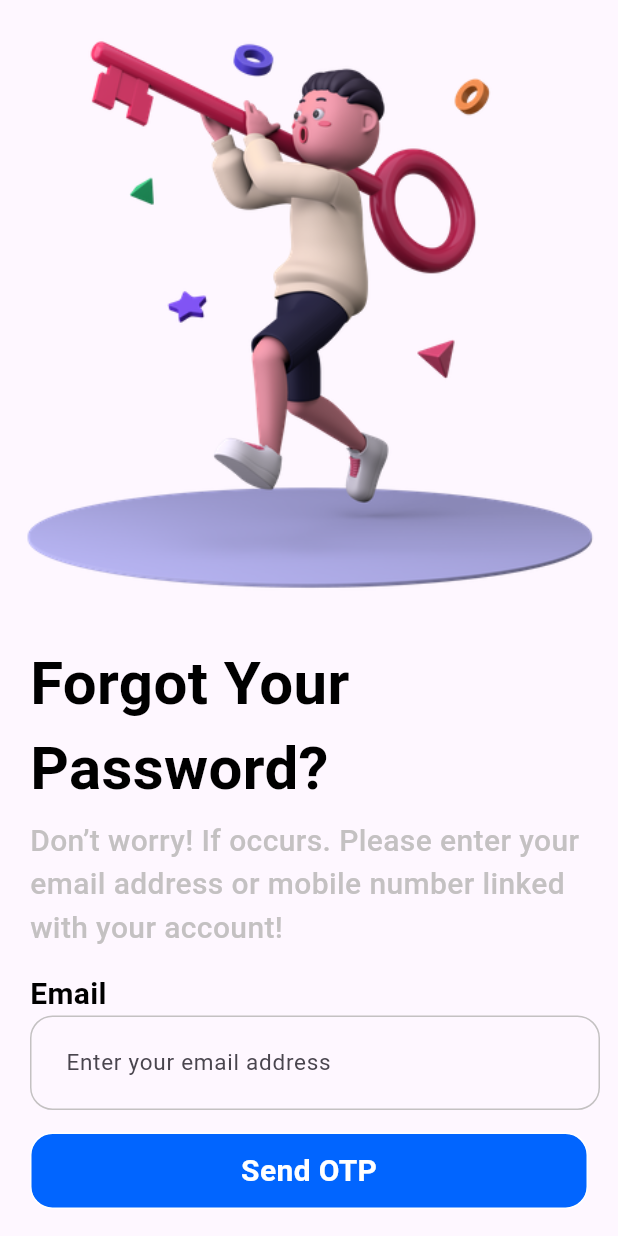
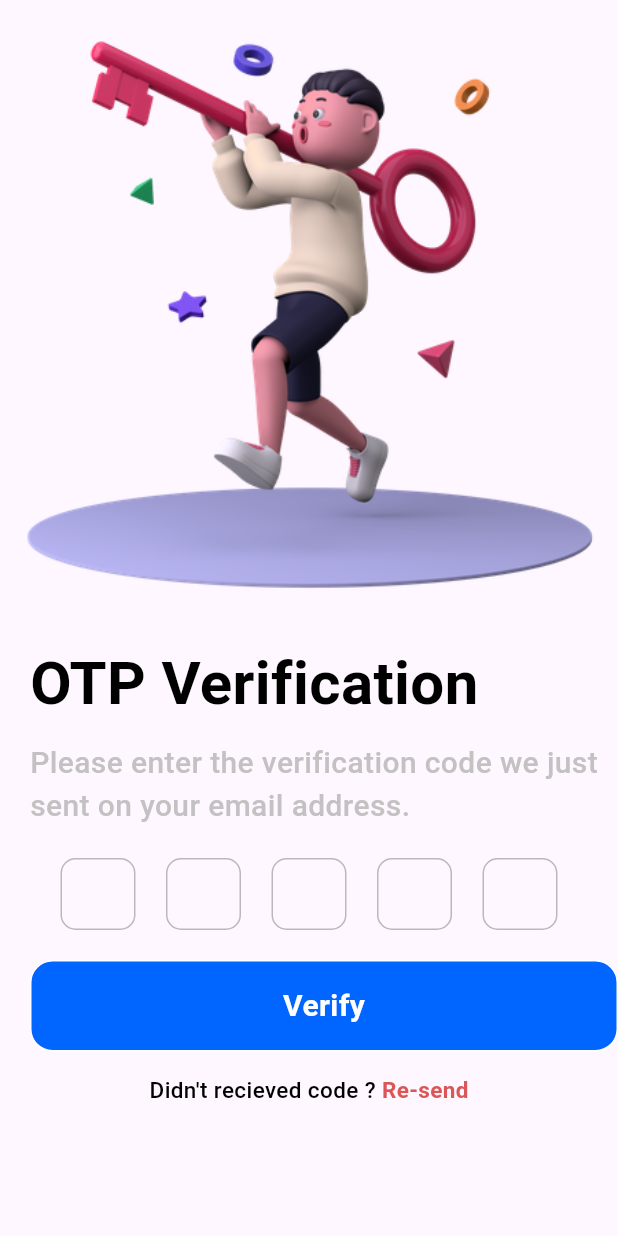
Before and after one commit to phananhvu16112002/Attendance_System_Flutter_NodeJS, a Flutter app: the screen it shows after launch, on a phone screen of 412 x 824 dp. Run offline on Flutter 3.47's test engine with Material 3 defaults, Android fonts, the phone set to English and light mode, and no system bars; drawn by our look-alikes of otp_text_field.

Commit message:
OTP Page

```diff
--- a/lib/Pages/ForgotPassword/screens/ForgotPassword.dart
+++ b/lib/Pages/ForgotPassword/screens/ForgotPassword.dart
@@ -1,8 +1,4 @@
 import 'package:attendance_system_nodejs/Pages/ForgotPassword/components/Body_Forgot_Password.dart';
-import 'package:attendance_system_nodejs/common/bases/CustomButton.dart';
-import 'package:attendance_system_nodejs/common/bases/CustomText.dart';
-import 'package:attendance_system_nodejs/common/bases/CustomTextField.dart';
-import 'package:attendance_system_nodejs/common/colors/colors.dart';
 import 'package:flutter/material.dart';
 
 class ForgotPassword extends StatefulWidget {
--- /dev/null
+++ b/lib/Pages/OTP/components/OTPBoxInput.dart
@@ -0,0 +1,27 @@
+import 'package:flutter/material.dart';
+import 'package:otp_text_field/otp_field.dart';
+import 'package:otp_text_field/style.dart';
+
+class OTPBoxInput extends StatelessWidget {
+  const OTPBoxInput({
+    super.key,
+    required this.otpController,
+  });
+
+  final OtpFieldController otpController;
+
+  @override
+  Widget build(BuildContext context) {
+    return OTPTextField(
+      controller: otpController,
+      textFieldAlignment: MainAxisAlignment.spaceEvenly,
+      length: 5,
+      width: MediaQuery.of(context).size.width,
+      outlineBorderRadius: 10,
+      fieldWidth: 50,
+      style: TextStyle(fontSize: 15, fontWeight: FontWeight.w500),
+      fieldStyle: FieldStyle.box,
+      onChanged: (pin) {},
+    );
+  }
+}
--- /dev/null
+++ b/lib/Pages/OTP/components/bodyOTP.dart
@@ -0,0 +1,93 @@
+import 'package:attendance_system_nodejs/Pages/OTP/components/OTPBoxInput.dart';
+import 'package:attendance_system_nodejs/common/bases/CustomButton.dart';
+import 'package:attendance_system_nodejs/common/bases/CustomText.dart';
+import 'package:attendance_system_nodejs/common/colors/colors.dart';
+import 'package:flutter/material.dart';
+import 'package:otp_text_field/otp_field.dart';
+
+class bodyOTP extends StatelessWidget {
+  const bodyOTP({
+    super.key,
+    required this.description,
+    required this.otpController,
+  });
+
+  final String description;
+  final OtpFieldController otpController;
+
+  @override
+  Widget build(BuildContext context) {
+    return SingleChildScrollView(
+      child: Column(
+        crossAxisAlignment: CrossAxisAlignment.start,
+        children: [
+          Image.asset('assets/images/forgot.png'),
+          Container(
+            height: MediaQuery.of(context).size.height,
+            child: Padding(
+              padding: const EdgeInsets.only(top: 15, left: 20),
+              child: Column(
+                crossAxisAlignment: CrossAxisAlignment.start,
+                children: [
+                  CustomText(
+                      message: "OTP Verification",
+                      fontSize: 40,
+                      fontWeight: FontWeight.bold,
+                      color: AppColors.primaryText),
+                  SizedBox(
+                    height: 10,
+                  ),
+                  CustomText(
+                      message: description,
+                      fontSize: 20,
+                      fontWeight: FontWeight.w500,
+                      color: AppColors.secondaryText),
+                  SizedBox(
+                    height: 20,
+                  ),
+                  Padding(
+                    padding: const EdgeInsets.only(right: 20),
+                    child: OTPBoxInput(otpController: otpController),
+                  ),
+                  SizedBox(
+                    height: 20,
+                  ),
+                  CustomButton(
+                      buttonName: "Verify",
+                      backgroundColorButton: AppColors.primaryButton,
+                      borderColor: Colors.white,
+                      textColor: Colors.white,
+                      function: () {}),
+                  SizedBox(
+                    height: 15,
+                  ),
+                  Padding(
+                    padding: const EdgeInsets.only(right: 20),
+                    child: Row(
+                      mainAxisAlignment: MainAxisAlignment.center,
+                      children: [
+                        CustomText(
+                            message: "Didn't recieved code ? ",
+                            fontSize: 15,
+                            fontWeight: FontWeight.w500,
+                            color: AppColors.primaryText),
+                        GestureDetector(
+                          onTap: () {},
+                          child: CustomText(
+                              message: "Re-send",
+                              fontSize: 15,
+                              fontWeight: FontWeight.bold,
+                              color: AppColors.importantText),
+                        )
+                      ],
+                    ),
+                  )
+                ],
+              ),
+            ),
+          )
+        ],
+      ),
+    );
+  }
+}
--- /dev/null
+++ b/lib/Pages/OTP/screens/OTPPage.dart
@@ -0,0 +1,27 @@
+import 'package:attendance_system_nodejs/Pages/OTP/components/OTPBoxInput.dart';
+import 'package:attendance_system_nodejs/Pages/OTP/components/bodyOTP.dart';
+import 'package:attendance_system_nodejs/common/bases/CustomButton.dart';
+import 'package:attendance_system_nodejs/common/bases/CustomText.dart';
+import 'package:attendance_system_nodejs/common/colors/colors.dart';
+import 'package:flutter/material.dart';
+import 'package:otp_text_field/otp_text_field.dart';
+import 'package:otp_text_field/style.dart';
+
+class OTPPage extends StatefulWidget {
+  const OTPPage({super.key});
+
+  @override
+  State<OTPPage> createState() => _OTPPageState();
+}
+
+class _OTPPageState extends State<OTPPage> {
+  OtpFieldController otpController = OtpFieldController();
+  String description =
+      "Please enter the verification code we just sent on your email address.";
+  @override
+  Widget build(BuildContext context) {
+    return Scaffold(
+      body: bodyOTP(description: description, otpController: otpController),
+    );
+  }
+}
--- a/lib/common/bases/CustomButton.dart
+++ b/lib/common/bases/CustomButton.dart
@@ -21,7 +21,7 @@ class CustomButton extends StatelessWidget {
     return GestureDetector(
       onTap: function,
       child: Container(
-        height: 51,
+        height: 61,
         width: 400,
         decoration: BoxDecoration(
             color: backgroundColorButton,
--- a/lib/main.dart
+++ b/lib/main.dart
@@ -1,4 +1,5 @@
 import 'package:attendance_system_nodejs/Pages/ForgotPassword/screens/ForgotPassword.dart';
+import 'package:attendance_system_nodejs/Pages/OTP/screens/OTPPage.dart';
 import 'package:attendance_system_nodejs/Pages/Register/screens/RegisterPage.dart';
 import 'package:attendance_system_nodejs/Pages/SignIn/screens/SignInPage.dart';
 import 'package:attendance_system_nodejs/Pages/Welcome/screens/WelcomePage.dart';
@@ -20,7 +21,7 @@ class MyApp extends StatelessWidget {
         colorScheme: ColorScheme.fromSeed(seedColor: Colors.deepPurple),
         useMaterial3: true,
       ),
-      home: const ForgotPassword(),
+      home: const OTPPage(),
       debugShowCheckedModeBanner: false,
     );
   }
--- a/pubspec.yaml
+++ b/pubspec.yaml
@@ -35,6 +35,7 @@ dependencies:
   # The following adds the Cupertino Icons font to your application.
   # Use with the CupertinoIcons class for iOS style icons.
   cupertino_icons: ^1.0.2
+  otp_text_field: ^1.1.3
 
 dev_dependencies:
   flutter_test:
```
Also changed, not shown: pubspec.lock.
